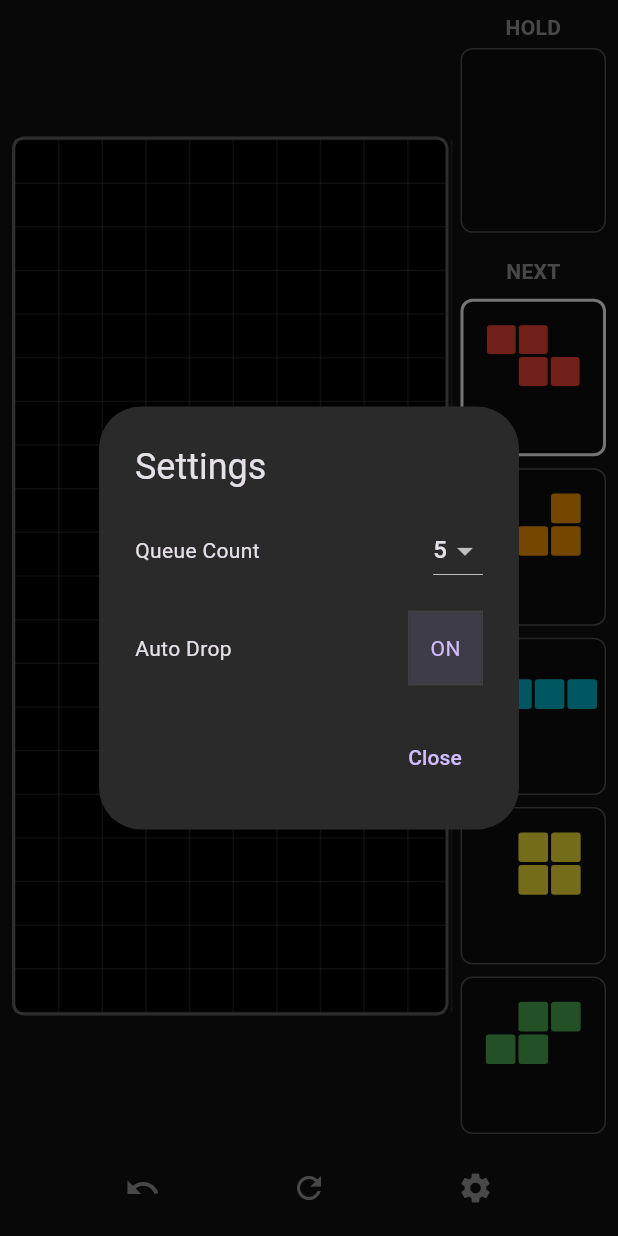
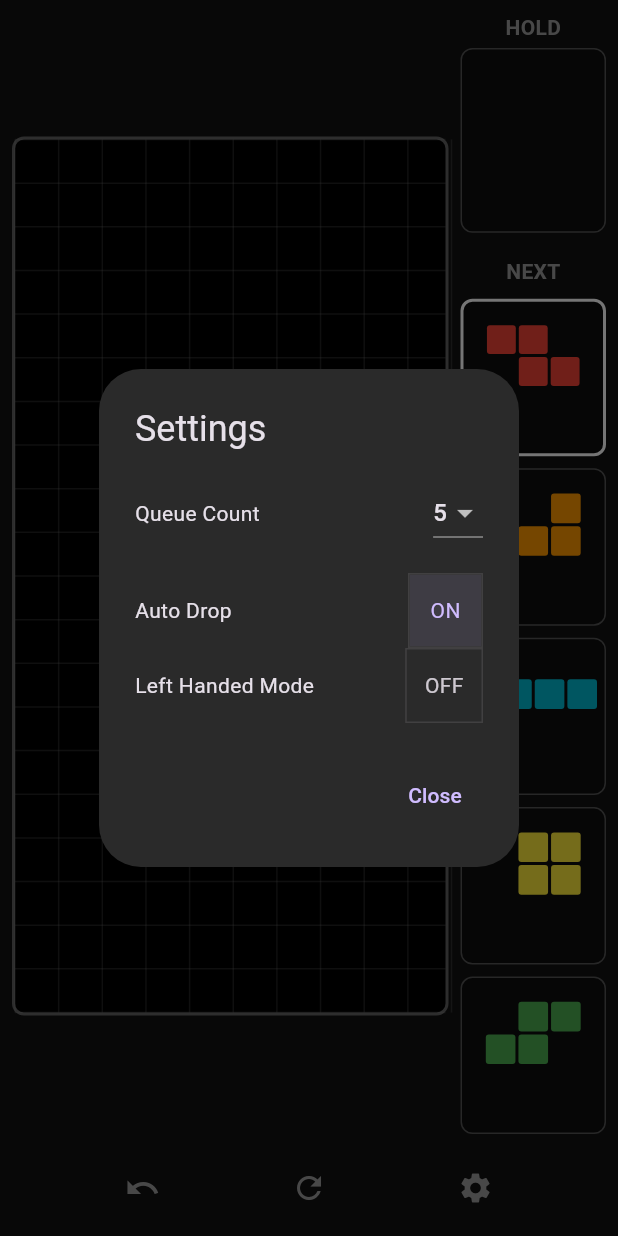
Before and after one commit to yakatakaya/flutter_tetris_simulator, a Flutter app: the screen it shows after launch, after a tap on the "settings" icon, on a phone screen of 412 x 824 dp. Run offline on Flutter 3.47's test engine with Material 3 defaults, Android fonts, the phone set to English and light mode, and no system bars; our stand-ins replace flutter_riverpod.

Commit message:
左持ちオプション追加

```diff
--- a/lib/models/game_state.dart
+++ b/lib/models/game_state.dart
@@ -15,6 +15,7 @@ class GameState {
   final bool isPreviewValid;
   final bool canHold;
   final bool autoDrop;
+  final bool isLeftHanded;
 
   GameState({
     required this.board,
@@ -26,6 +27,7 @@ class GameState {
     this.isPreviewValid = false,
     this.canHold = true,
     this.autoDrop = true,
+    this.isLeftHanded = false,
   });
   static List<Tetromino> generate7Bag() {
     final types = TetrominoType.values.toList()..shuffle();
@@ -56,6 +58,7 @@ class GameState {
     bool? isPreviewValid,
     bool? canHold,
     bool? autoDrop,
+    bool? isLeftHanded,
   }) {
     return GameState(
       board: board ?? this.board,
@@ -67,6 +70,7 @@ class GameState {
       isPreviewValid: isPreviewValid ?? this.isPreviewValid,
       canHold: canHold ?? this.canHold,
       autoDrop: autoDrop ?? this.autoDrop,
+      isLeftHanded: isLeftHanded ?? this.isLeftHanded,
     );
   }
 }
--- a/lib/providers/game_provider.dart
+++ b/lib/providers/game_provider.dart
@@ -165,4 +165,8 @@ class GameController extends Notifier<GameState> {
   void setAutoDrop(bool value) {
     state = state.copyWith(autoDrop: value);
   }
+
+  void setIsLeftHanded(bool value) {
+    state = state.copyWith(isLeftHanded: value);
+  }
 }
--- a/lib/screens/game_screen.dart
+++ b/lib/screens/game_screen.dart
@@ -12,6 +12,7 @@ class GameScreen extends ConsumerWidget {
     // ( ... GameScreenのbuildメソッドのコードをここに貼り付け ... )
     final size = MediaQuery.of(context).size;
     final isPortrait = size.height > size.width;
+    final gameState = ref.watch(gameProvider);
 
     return PopScope(
       canPop: false,
@@ -23,7 +24,21 @@ class GameScreen extends ConsumerWidget {
               children: [
                 Expanded(
                   child: isPortrait
+                    ? gameState.isLeftHanded
                     ? Row(
+                        children: [
+                          Expanded(
+                            flex: 1,
+                            child: SidePanel()
+                          ),
+                          const SizedBox(width: 8),
+                          const Expanded(
+                            flex: 3,
+                            child: GameBoard(),
+                          )]
+                        )
+
+                    : Row(
                         children: [
                           const Expanded(
                             flex: 3,
@@ -131,15 +146,40 @@ class GameScreen extends ConsumerWidget {
                                 onPressed: (index) {
                                   gameController.setAutoDrop(!isAutoDrop);
                                 },
-                                children: const [
+                                children: [
                                   Padding(
                                     padding: EdgeInsets.symmetric(horizontal: 12),
-                                    child: Text("ON"),
+                                    child: isAutoDrop ? Text("ON") : Text("OFF"),
                                   ),
                                 ],
                               );
                             },
                           ),
+
+                        ],
+                      ),
+                      Row(
+                        mainAxisAlignment: MainAxisAlignment.spaceBetween,
+                        children: [
+                          const Text("Left Handed Mode"),
+                          Consumer(
+                            builder: (context, ref, _) {
+                              final isLeftHanded = ref.watch(gameProvider).isLeftHanded;
+                              return ToggleButtons(
+                                isSelected: [isLeftHanded],
+                                onPressed: (index) {
+                                  gameController.setIsLeftHanded( !isLeftHanded);
+                                },
+                                children: [
+                                  Padding(
+                                    padding: EdgeInsets.symmetric(horizontal: 12),
+                                    child: isLeftHanded ? Text("ON") : Text("OFF"),
+                                  ),
+                                ],
+                              );
+                            },
+                          ),
+
                         ],
                       ),
                     ],
```
